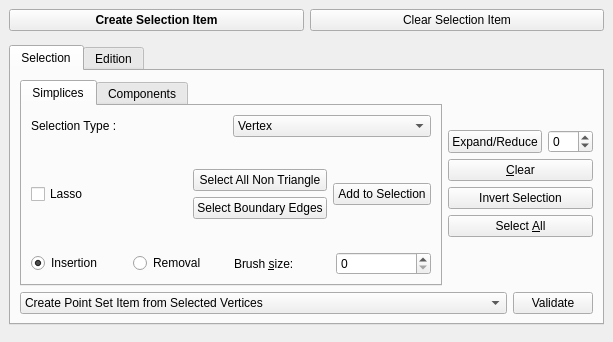
Qt form Polyhedron/demo/Polyhedron/Plugins/PMP/Selection_widget.ui (CGAL/cgal) before a commit.
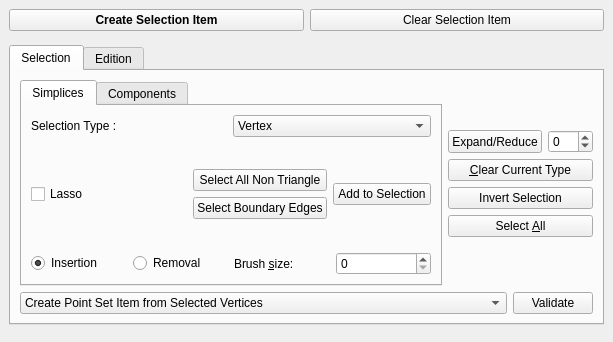
The same form after that commit.

Commit message: Rename Clean into Clear Current Type

What changed in the file:
```diff
--- a/Polyhedron/demo/Polyhedron/Plugins/PMP/Selection_widget.ui
+++ b/Polyhedron/demo/Polyhedron/Plugins/PMP/Selection_widget.ui
@@ -416,7 +416,7 @@
                <string extracomment="Clear selection for Selection Type"/>
               </property>
               <property name="text">
-               <string>&amp;Clear</string>
+               <string>&amp;Clear Current Type</string>
               </property>
              </widget>
             </item>
```
